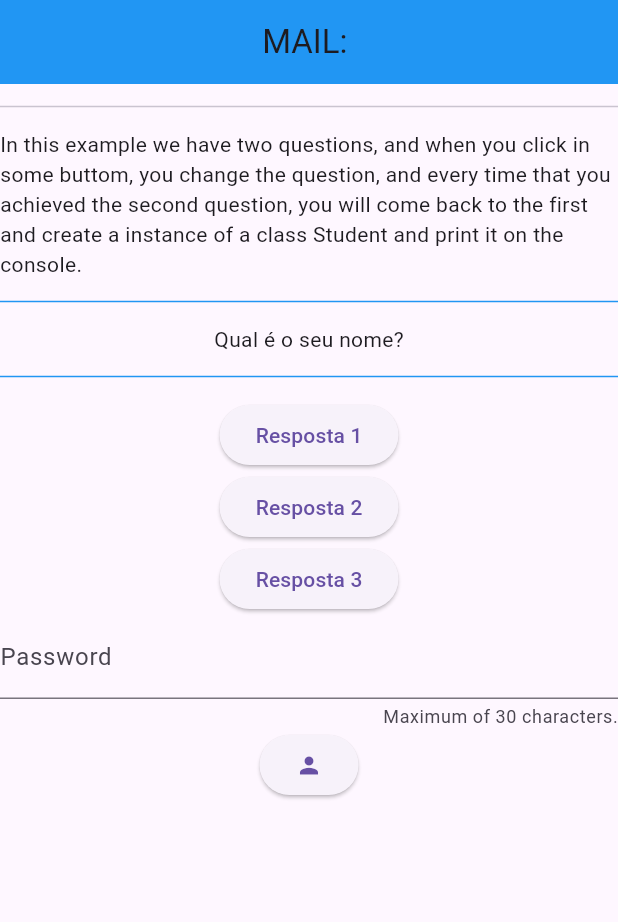
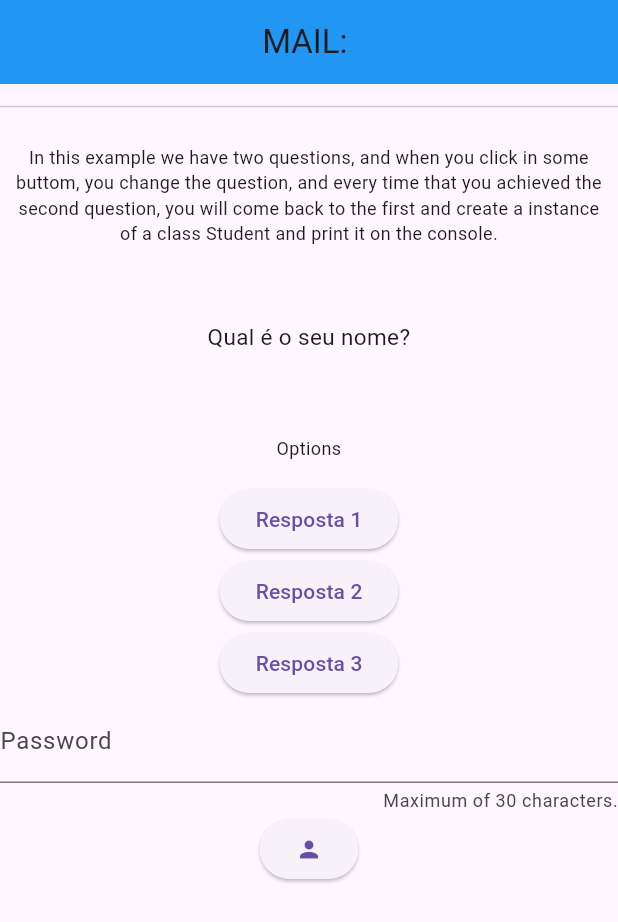
Before and after one commit to IsackAraujo/flutter-studies, a Flutter app: the screen it shows after launch, on a phone screen of 412 x 824 dp. Shown: the top 922 px of the screen. Run offline on Flutter 3.47's test engine with Material 3 defaults, Android fonts, the phone set to English and light mode, and no system bars; missing offline and left inert: mysql1.

Commit message:
First Understading of Containers

```diff
--- a/lib/main.dart
+++ b/lib/main.dart
@@ -74,17 +74,19 @@ class PerguntaAppState extends State<PerguntaApp> {
             Divider(
               height: 30,
               ),
-            Center(
-              child: Text("In this example we have two questions, and when you click in some buttom, you change the question, and every time that you achieved the second question, you will come back to the first and create a instance of a class Student and print it on the console."),),
-            Divider(
-              height: 30,
-               color: Colors.blue,
-               ),
+
+            Container(
+              width: double.infinity,
+              margin: EdgeInsets.all(10),
+              child: Text(
+                "In this example we have two questions, and when you click in some buttom, you change the question, and every time that you achieved the second question, you will come back to the first and create a instance of a class Student and print it on the console.",
+                style: TextStyle(
+                   fontSize: 12
+                ),
+                textAlign: TextAlign.center,
+                ),
+            ),
             Questao(texto: perguntas[perguntaSelecionada]),
-            Divider(
-              height: 30,
-               color: Colors.blue
-               ),
             ElevatedButton(
               onPressed: responder,
               child: Text("Resposta 1")
--- a/lib/questao.dart
+++ b/lib/questao.dart
@@ -9,7 +9,34 @@ class Questao extends StatelessWidget {
   @override
   Widget build(BuildContext context) {
     // TODO: implement build
-    return Text(this.texto);
+    return Column(
+      children: [
+        Container(
+          width: double.infinity,
+          margin: EdgeInsets.all(40),
+          child: Text(
+            this.texto,
+            style: TextStyle(
+              fontSize: 15,
+            ),
+            textAlign: TextAlign.center,
+            ),
+        ),
+        Container(
+          width: double.infinity,
+          margin: EdgeInsets.all(15),
+          child: Text(
+            'Options',
+            style: TextStyle(
+              fontSize: 12,
+            ),
+            textAlign: TextAlign.center,
+            ),
+        ),
+
+      ],
+    );
+
   }
 
 }
```
